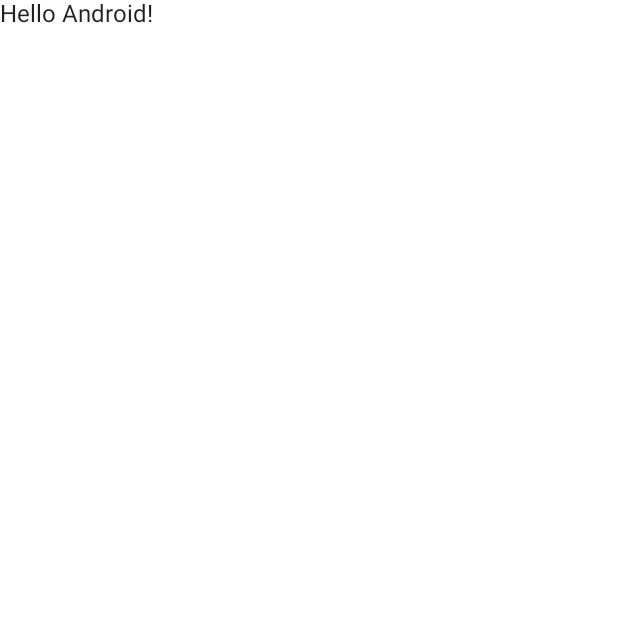
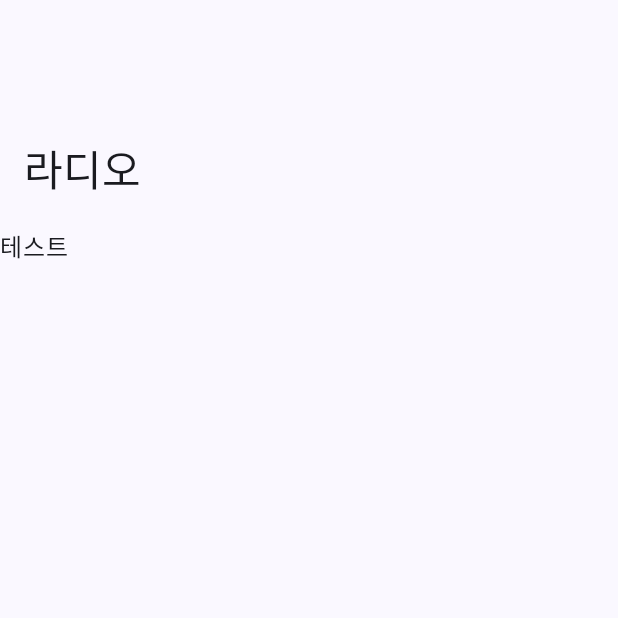
Before and after one commit to GDGincheonAndroidStudy/ComposeStudy.23, an Android app built with Jetpack Compose: the screen it shows after launch (MainActivity), on a phone screen of 412 x 824 dp, the top half of it. Before the commit the part shown is almost empty. Run offline under Robolectric (Android 15) with nearby library versions, the phone set to English and light mode, and no system bars.

Commit message:
메터리얼3 테마 적용

```diff
--- a/app/build.gradle
+++ b/app/build.gradle
@@ -53,7 +53,7 @@ dependencies {
     implementation 'androidx.activity:activity-compose:1.3.1'
     implementation "androidx.compose.ui:ui:$compose_ui_version"
     implementation "androidx.compose.ui:ui-tooling-preview:$compose_ui_version"
-    implementation 'androidx.compose.material:material:1.2.0'
+    implementation 'androidx.compose.material3:material3:1.0.0-alpha11'
     testImplementation 'junit:junit:4.13.2'
     androidTestImplementation 'androidx.test.ext:junit:1.1.5'
     androidTestImplementation 'androidx.test.espresso:espresso-core:3.5.1'
--- /dev/null
+++ b/app/src/main/java/com/gdg/composestudy23_5week/AppleMusicApp.kt
@@ -0,0 +1,21 @@
+package com.gdg.composestudy23_5week
+
+import androidx.compose.foundation.layout.fillMaxSize
+import androidx.compose.material3.MaterialTheme
+import androidx.compose.material3.Surface
+import androidx.compose.runtime.Composable
+import androidx.compose.ui.Modifier
+import com.gdg.composestudy23_5week.ui.theme.ComposeStudy235weekTheme
+
+@Composable
+fun AppleMusicApp() {
+    ComposeStudy235weekTheme {
+        // A surface container using the 'background' color from the theme
+        Surface(
+            modifier = Modifier.fillMaxSize(),
+            color = MaterialTheme.colorScheme.background
+        ) {
+            MainScreen()
+        }
+    }
+}
--- a/app/src/main/java/com/gdg/composestudy23_5week/MainActivity.kt
+++ b/app/src/main/java/com/gdg/composestudy23_5week/MainActivity.kt
@@ -3,12 +3,7 @@ package com.gdg.composestudy23_5week
 import android.os.Bundle
 import androidx.activity.ComponentActivity
 import androidx.activity.compose.setContent
-import androidx.compose.foundation.layout.fillMaxSize
-import androidx.compose.material.MaterialTheme
-import androidx.compose.material.Surface
-import androidx.compose.material.Text
 import androidx.compose.runtime.Composable
-import androidx.compose.ui.Modifier
 import androidx.compose.ui.tooling.preview.Preview
 import com.gdg.composestudy23_5week.ui.theme.ComposeStudy235weekTheme
 
@@ -16,28 +11,15 @@ class MainActivity : ComponentActivity() {
     override fun onCreate(savedInstanceState: Bundle?) {
         super.onCreate(savedInstanceState)
         setContent {
-            ComposeStudy235weekTheme {
-                // A surface container using the 'background' color from the theme
-                Surface(
-                    modifier = Modifier.fillMaxSize(),
-                    color = MaterialTheme.colors.background
-                ) {
-                    Greeting("Android")
-                }
-            }
+            AppleMusicApp()
         }
     }
-}
-
-@Composable
-fun Greeting(name: String) {
-    Text(text = "Hello $name!")
 }
 
 @Preview(showBackground = true)
 @Composable
 fun DefaultPreview() {
     ComposeStudy235weekTheme {
-        Greeting("Android")
+        AppleMusicApp()
     }
 }
--- /dev/null
+++ b/app/src/main/java/com/gdg/composestudy23_5week/MainScreen.kt
@@ -0,0 +1,27 @@
+package com.gdg.composestudy23_5week
+
+import androidx.compose.foundation.layout.Box
+import androidx.compose.foundation.layout.padding
+import androidx.compose.foundation.lazy.LazyColumn
+import androidx.compose.material3.ExperimentalMaterial3Api
+import androidx.compose.material3.LargeTopAppBar
+import androidx.compose.material3.Scaffold
+import androidx.compose.material3.Text
+import androidx.compose.runtime.Composable
+import androidx.compose.ui.Modifier
+
+@OptIn(ExperimentalMaterial3Api::class)
+@Composable
+fun MainScreen() {
+    Scaffold(topBar = {
+        LargeTopAppBar(title = { Text("라디오") })
+    }) { paddingValues ->
+        Box(modifier = Modifier.padding(paddingValues)) {
+            LazyColumn {
+                item {
+                    Text("테스트")
+                }
+            }
+        }
+    }
+}
--- a/app/src/main/java/com/gdg/composestudy23_5week/ui/theme/Color.kt
+++ b/app/src/main/java/com/gdg/composestudy23_5week/ui/theme/Color.kt
@@ -2,7 +2,10 @@ package com.gdg.composestudy23_5week.ui.theme
 
 import androidx.compose.ui.graphics.Color
 
-val Purple200 = Color(0xFFBB86FC)
-val Purple500 = Color(0xFF6200EE)
-val Purple700 = Color(0xFF3700B3)
-val Teal200 = Color(0xFF03DAC5)
+val Purple80 = Color(0xFFD0BCFF)
+val PurpleGrey80 = Color(0xFFCCC2DC)
+val Pink80 = Color(0xFFEFB8C8)
+
+val Purple40 = Color(0xFF6650a4)
+val PurpleGrey40 = Color(0xFF625b71)
+val Pink40 = Color(0xFF7D5260)
--- a/app/src/main/java/com/gdg/composestudy23_5week/ui/theme/Shape.kt
+++ /dev/null
@@ -1,11 +0,0 @@
-package com.gdg.composestudy23_5week.ui.theme
-
-import androidx.compose.foundation.shape.RoundedCornerShape
-import androidx.compose.material.Shapes
-import androidx.compose.ui.unit.dp
-
-val Shapes = Shapes(
-    small = RoundedCornerShape(4.dp),
-    medium = RoundedCornerShape(4.dp),
-    large = RoundedCornerShape(0.dp)
-)
--- a/app/src/main/java/com/gdg/composestudy23_5week/ui/theme/Theme.kt
+++ b/app/src/main/java/com/gdg/composestudy23_5week/ui/theme/Theme.kt
@@ -1,47 +1,65 @@
 package com.gdg.composestudy23_5week.ui.theme
 
+import android.app.Activity
+import android.os.Build
 import androidx.compose.foundation.isSystemInDarkTheme
-import androidx.compose.material.MaterialTheme
-import androidx.compose.material.darkColors
-import androidx.compose.material.lightColors
+import androidx.compose.material3.*
 import androidx.compose.runtime.Composable
+import androidx.compose.runtime.SideEffect
+import androidx.compose.ui.graphics.toArgb
+import androidx.compose.ui.platform.LocalContext
+import androidx.compose.ui.platform.LocalView
+import androidx.core.view.ViewCompat
 
-private val DarkColorPalette = darkColors(
-    primary = Purple200,
-    primaryVariant = Purple700,
-    secondary = Teal200
+private val DarkColorScheme = darkColorScheme(
+    primary = Purple80,
+    secondary = PurpleGrey80,
+    tertiary = Pink80
 )
 
-private val LightColorPalette = lightColors(
-    primary = Purple500,
-    primaryVariant = Purple700,
-    secondary = Teal200
+private val LightColorScheme = lightColorScheme(
+    primary = Purple40,
+    secondary = PurpleGrey40,
+    tertiary = Pink40
 
     /* Other default colors to override
-    background = Color.White,
-    surface = Color.White,
+    background = Color(0xFFFFFBFE),
+    surface = Color(0xFFFFFBFE),
     onPrimary = Color.White,
-    onSecondary = Color.Black,
-    onBackground = Color.Black,
-    onSurface = Color.Black,
+    onSecondary = Color.White,
+    onTertiary = Color.White,
+    onBackground = Color(0xFF1C1B1F),
+    onSurface = Color(0xFF1C1B1F),
     */
 )
 
 @Composable
 fun ComposeStudy235weekTheme(
     darkTheme: Boolean = isSystemInDarkTheme(),
+    // Dynamic color is available on Android 12+
+    dynamicColor: Boolean = true,
     content: @Composable () -> Unit
 ) {
-    val colors = if (darkTheme) {
-        DarkColorPalette
-    } else {
-        LightColorPalette
+    val colorScheme = when {
+        dynamicColor && Build.VERSION.SDK_INT >= Build.VERSION_CODES.S -> {
+            val context = LocalContext.current
+            if (darkTheme) dynamicDarkColorScheme(context) else dynamicLightColorScheme(context)
+        }
+
+        darkTheme -> DarkColorScheme
+        else -> LightColorScheme
+    }
+    val view = LocalView.current
+    if (!view.isInEditMode) {
+        SideEffect {
+            (view.context as Activity).window.statusBarColor = colorScheme.primary.toArgb()
+            ViewCompat.getWindowInsetsController(view)?.isAppearanceLightStatusBars = darkTheme
+        }
     }
 
     MaterialTheme(
-        colors = colors,
+        colorScheme = colorScheme,
         typography = Typography,
-        shapes = Shapes,
         content = content
     )
 }
--- a/app/src/main/java/com/gdg/composestudy23_5week/ui/theme/Type.kt
+++ b/app/src/main/java/com/gdg/composestudy23_5week/ui/theme/Type.kt
@@ -1,6 +1,6 @@
 package com.gdg.composestudy23_5week.ui.theme
 
-import androidx.compose.material.Typography
+import androidx.compose.material3.Typography
 import androidx.compose.ui.text.TextStyle
 import androidx.compose.ui.text.font.FontFamily
 import androidx.compose.ui.text.font.FontWeight
@@ -8,21 +8,27 @@ import androidx.compose.ui.unit.sp
 
 // Set of Material typography styles to start with
 val Typography = Typography(
-    body1 = TextStyle(
+    bodyLarge = TextStyle(
         fontFamily = FontFamily.Default,
         fontWeight = FontWeight.Normal,
-        fontSize = 16.sp
+        fontSize = 16.sp,
+        lineHeight = 24.sp,
+        letterSpacing = 0.5.sp
     )
     /* Other default text styles to override
-    button = TextStyle(
-        fontFamily = FontFamily.Default,
-        fontWeight = FontWeight.W500,
-        fontSize = 14.sp
-    ),
-    caption = TextStyle(
+    titleLarge = TextStyle(
         fontFamily = FontFamily.Default,
         fontWeight = FontWeight.Normal,
-        fontSize = 12.sp
+        fontSize = 22.sp,
+        lineHeight = 28.sp,
+        letterSpacing = 0.sp
+    ),
+    labelSmall = TextStyle(
+        fontFamily = FontFamily.Default,
+        fontWeight = FontWeight.Medium,
+        fontSize = 11.sp,
+        lineHeight = 16.sp,
+        letterSpacing = 0.5.sp
     )
     */
 )
```
